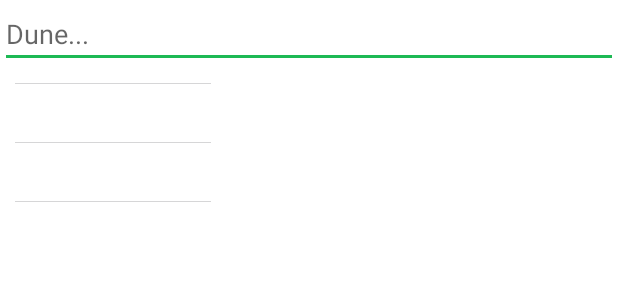
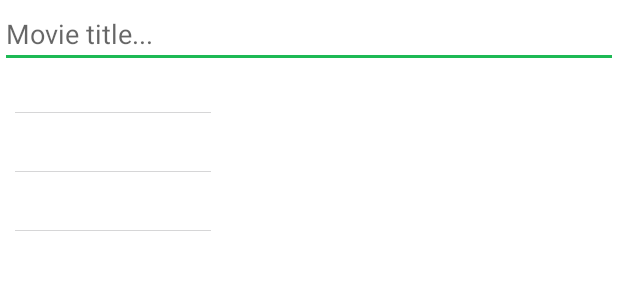
Before and after one commit to ClementBrisse/Spotifilm, an Android app: the layout activity_research.xml on its own in the app's theme, with its tools: preview values and no code run, on a phone screen of 412 x 824 dp. Shown: the top 300 px of the screen. Run offline under Robolectric (Android 15) with nearby library versions, the phone set to English and light mode, and no system bars.

```diff
--- a/app/src/main/res/layout/activity_research.xml
+++ b/app/src/main/res/layout/activity_research.xml
@@ -13,9 +13,15 @@
         android:layout_height="wrap_content"
         android:ems="10"
         android:inputType="text"
-        android:hint="@string/dune"
+        android:hint="@string/movie_title"
         android:imeOptions="actionSearch"
         android:importantForAutofill="no" />
+
+    <TextView
+        android:id="@+id/editTxtInfo"
+        android:layout_width="match_parent"
+        android:layout_height="wrap_content"
+        android:gravity="center" />
 
     <TableRow
         android:layout_width="match_parent"
--- a/app/src/main/res/values/strings.xml
+++ b/app/src/main/res/values/strings.xml
@@ -10,7 +10,7 @@
     <string name="proposition_3">proposition 3</string>
     <string name="proposition_2">proposition 2</string>
     <string name="proposition_1">proposition 1</string>
-    <string name="dune">Dune...</string>
+    <string name="movie_title">Movie title...</string>
     <string name="splash">Splash</string>
     <string name="txt_ntxt">txt \ntxt</string>
     <string name="spotifilm_playlistname">Spotifilm_PlaylistName</string>
@@ -21,4 +21,5 @@
     <string name="search_info">%1$s \n %2$s  \n %3$d tracks</string>
     <string name="no_playlist">\"No Spotifilm playlist. Create one withe the (+) button \"</string>
     <string name="no_music">\"No music. Add an album with the (+) button \"</string>
+    <string name="search_no_match">No match found. Try another research.</string>
 </resources>
```
Also changed, not shown: app/src/main/java/com/isep/spotifilm/activity/ResearchActivity.java (+32 -19 lines).
